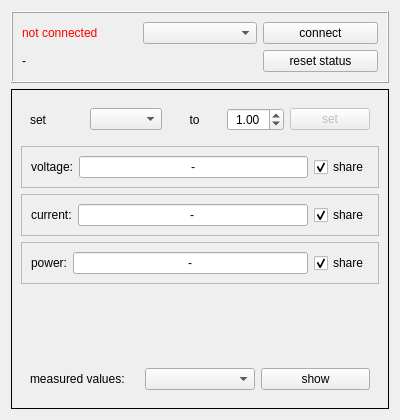
Old version of the form powermetertestwindow.ui in the repository bchjoerni/mlab.
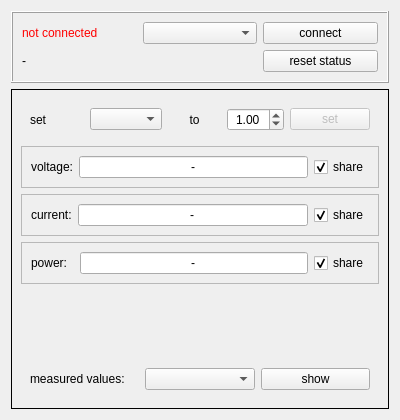
New version of the form.

The edit to the form file:
```diff
--- a/powermetertestwindow.ui
+++ b/powermetertestwindow.ui
@@ -211,7 +211,7 @@
          <item row="0" column="0">
           <widget class="QLabel" name="lbl_power_lbl">
            <property name="text">
-            <string>power:</string>
+            <string>power:  </string>
            </property>
           </widget>
          </item>
@@ -223,6 +223,9 @@
            <property name="alignment">
             <set>Qt::AlignCenter</set>
            </property>
+           <property name="readOnly">
+            <bool>true</bool>
+           </property>
           </widget>
          </item>
          <item row="0" column="2">
```
Left out of the diff: 6 changed lines with no effect on the pictures.
